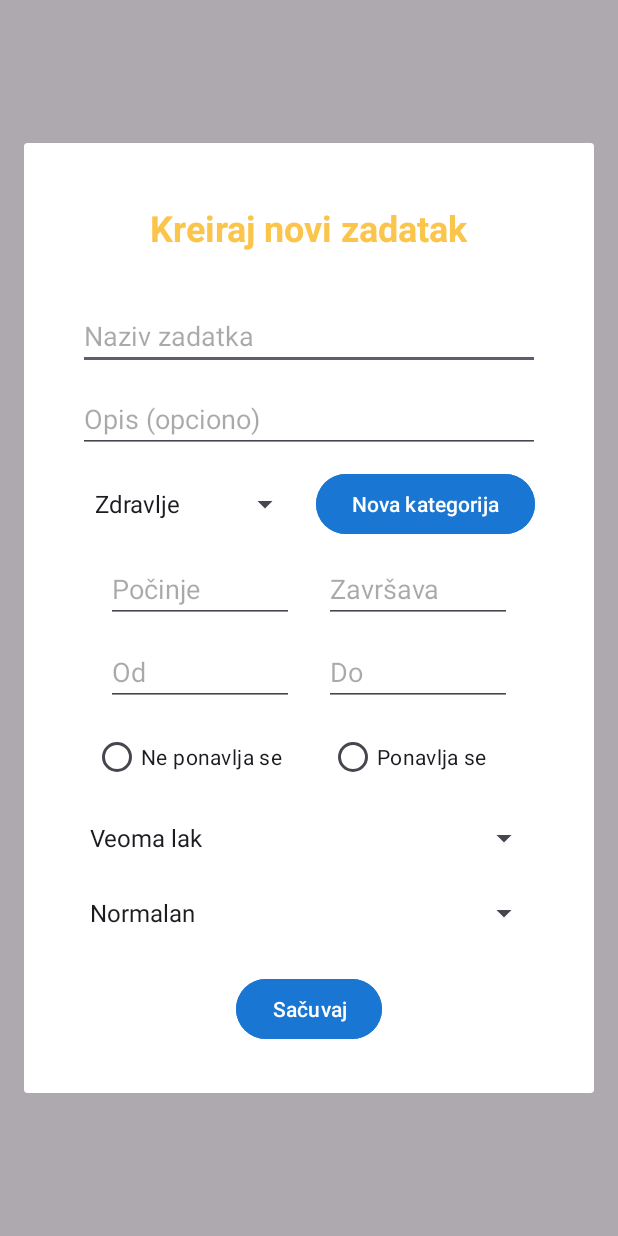
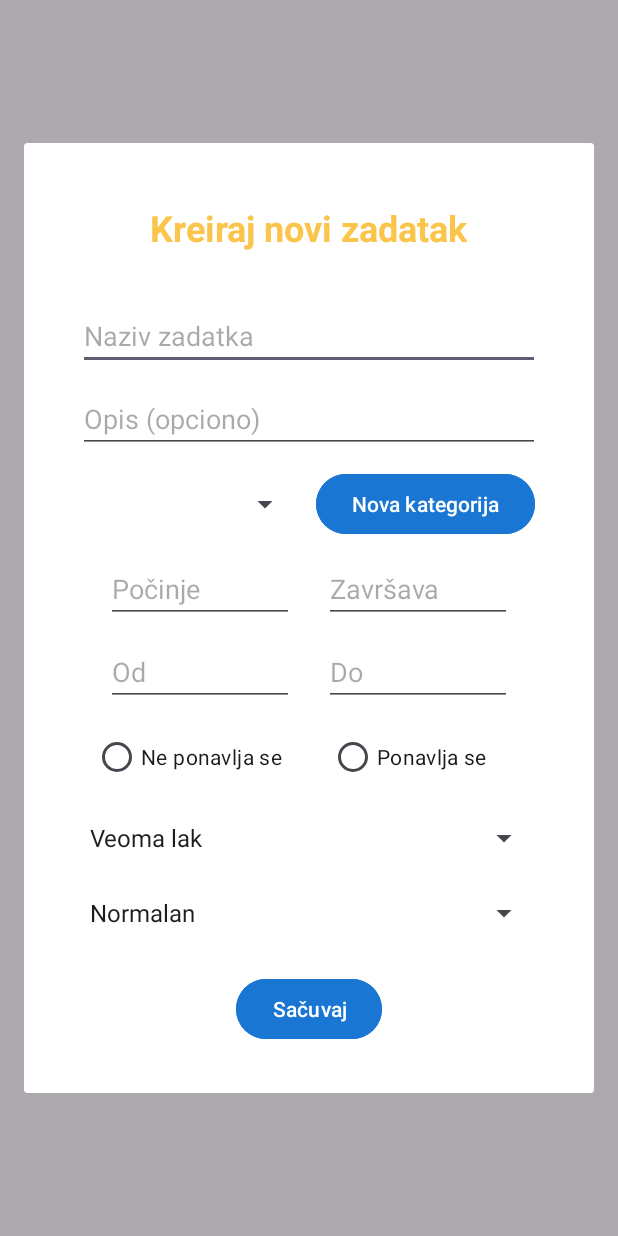
Before and after one commit to marko-kosarac/habits-adventure-mobile-app, an Android app: the fragment AddEditTaskFragment shown on its own in the app's theme, after a tap on "Sačuvaj", on a phone screen of 412 x 824 dp. Run offline under Robolectric (Android 15) with nearby library versions, the light colour scheme and no system bars; our stand-ins replace Firebase (no records; nobody signed in at launch, a user with empty details on screens opened directly); libraries missing offline, so code that uses them is left out: org.checkerframework.checker; 2 statements that could not run were skipped.

Commit message:
Fixed category representation

```diff
--- a/app/src/main/java/com/example/mobilnaaplikacija/adapters/TaskListAdapter.java
+++ b/app/src/main/java/com/example/mobilnaaplikacija/adapters/TaskListAdapter.java
@@ -1,6 +1,5 @@
 package com.example.mobilnaaplikacija.adapters;
 
-import android.content.res.ColorStateList;
 import android.view.LayoutInflater;
 import android.view.View;
 import android.view.ViewGroup;
--- a/app/src/main/java/com/example/mobilnaaplikacija/fragments/task/AddEditTaskFragment.java
+++ b/app/src/main/java/com/example/mobilnaaplikacija/fragments/task/AddEditTaskFragment.java
@@ -19,12 +19,14 @@ import android.widget.Toast;
 import com.example.mobilnaaplikacija.R;
 import com.example.mobilnaaplikacija.databinding.DialogAddEditTaskBinding;
 import com.example.mobilnaaplikacija.fragments.category.AddEditCategoryFragment;
+import com.example.mobilnaaplikacija.model.Category;
 import com.example.mobilnaaplikacija.model.DifficultyType;
 import com.example.mobilnaaplikacija.model.FrequencyType;
 import com.example.mobilnaaplikacija.model.ImportanceType;
 import com.example.mobilnaaplikacija.model.StatusType;
 import com.example.mobilnaaplikacija.model.Task;
 import com.example.mobilnaaplikacija.model.UnitType;
+import com.example.mobilnaaplikacija.services.CategoryService;
 import com.example.mobilnaaplikacija.services.TaskService;
 import com.example.mobilnaaplikacija.services.UserService;
 
@@ -39,9 +41,12 @@ public class AddEditTaskFragment extends DialogFragment {
     private DialogAddEditTaskBinding binding;
     private TaskService taskService;
     private UserService userService;
+    private CategoryService categoryService;
     private boolean isEditing, areDatesValid, isTimeValid;
     private Task taskToUpdate;
     private Long startMillis = -1L, endMillis = -1L;
+    private ArrayList<String> categoryNames;
+    private ArrayList<String> categoryIds;
 
     @Override
     public void onStart() {
@@ -58,14 +63,17 @@ public class AddEditTaskFragment extends DialogFragment {
     public View onCreateView(@NonNull LayoutInflater inflater, ViewGroup container,
                              Bundle savedInstanceState) {
         binding = DialogAddEditTaskBinding.inflate(inflater, container, false);
+        taskService = new TaskService(requireContext());
+        userService = new UserService();
+        categoryService = new CategoryService(getContext());
+        categoryNames = new ArrayList<>();
+        categoryIds = new ArrayList<>();
         return binding.getRoot();
     }
 
     @Override
     public void onViewCreated(@NonNull View view, @Nullable Bundle savedInstanceState) {
         super.onViewCreated(view, savedInstanceState);
-        taskService = new TaskService(requireContext());
-        userService = new UserService();
 
         isEditing = false;
         areDatesValid = true;
@@ -132,8 +140,14 @@ public class AddEditTaskFragment extends DialogFragment {
         }
     }
     private void setupSpinners(){
-        String[] categoryTypes = {"Zdravlje", "Učenje", "Zabava", "Sređivanje", "Sport", "Posao", "Porodica"};
-        ArrayAdapter<String> categoryAdapter = new ArrayAdapter<>(requireContext(), android.R.layout.simple_spinner_dropdown_item, categoryTypes);
+        ArrayList<Category> categories = new ArrayList<>(categoryService.getCategories());
+
+        for (Category c : categories) {
+            categoryNames.add(c.getName());
+            categoryIds.add(c.getId());
+        }
+
+        ArrayAdapter<String> categoryAdapter = new ArrayAdapter<String>(requireContext(), android.R.layout.simple_spinner_dropdown_item, categoryNames);
         categoryAdapter.setDropDownViewResource(android.R.layout.simple_spinner_dropdown_item);
         binding.spinnerCategory.setAdapter(categoryAdapter);
 
@@ -382,7 +396,8 @@ public class AddEditTaskFragment extends DialogFragment {
             //Polja novog/izmijenjenog zadatka
             String name = binding.etTaskName.getText().toString();
             String description = binding.etTaskDescription.getText().toString();
-            String category = binding.spinnerCategory.getSelectedItem().toString();
+            int categoryPos = binding.spinnerCategory.getSelectedItemPosition();
+            String category = categoryIds.get(categoryPos);
             boolean isRepeating = binding.rbRepeat.isChecked();
             boolean isOneTime = binding.rbOneTime.isChecked();
             FrequencyType frequency = isRepeating ? FrequencyType.PONAVLJAJUCI : FrequencyType.JEDNOKRATAN;
@@ -427,7 +442,7 @@ public class AddEditTaskFragment extends DialogFragment {
             }
             task.setName(name);
             task.setDescription(description);
-            task.setCategoryId("-1"); //TODO set categoryId
+            task.setCategoryId(category);
             task.setFrequency(frequency);
             if (isEditing)
                 task.setStatus((StatusType)binding.spinnerStatus.getSelectedItem());
--- a/app/src/main/java/com/example/mobilnaaplikacija/fragments/task/DetailTaskFragment.java
+++ b/app/src/main/java/com/example/mobilnaaplikacija/fragments/task/DetailTaskFragment.java
@@ -56,6 +56,7 @@ public class DetailTaskFragment extends DialogFragment {
             Category category = categoryService.getCategoryById(selectedTask.getCategoryId());
             String categoryName = (category == null) ? "Nema kategoriju" : category.getName();
             binding.tvTaskCategory.setText(categoryName);
+            binding.tvTaskCategory.setTextColor(category.getColor());
             binding.tvTaskStatus.setText(selectedTask.getStatus() == null ? "" : selectedTask.getStatus().getDisplayName());
             parseMillisToDateTime(selectedTask);
             binding.recurringFields.setVisibility(selectedTask.getFrequency() == FrequencyType.PONAVLJAJUCI ? View.VISIBLE : View.GONE);
--- a/app/src/main/java/com/example/mobilnaaplikacija/services/TaskService.java
+++ b/app/src/main/java/com/example/mobilnaaplikacija/services/TaskService.java
@@ -45,8 +45,8 @@ public class TaskService {
         if (name.isEmpty()) return "Unesite naziv zadatka!";
         if (category.isEmpty()) return "Izaberite kategoriju zadatka!";
         if (startDate.isEmpty()) return "Izaberite datum početka!";
+        if (endDate.isEmpty()) return "Izaberite datum završetka!";
         if (startTime.isEmpty()) return "Izaberite vreme početka!";
-        if (endDate.isEmpty()) return "Izaberite datum završetka!";
         if (endTime.isEmpty()) return "Izaberite vreme završetka!";
         if (startMillis != -1L && endMillis != -1L && endMillis < startMillis) {
             return "Vreme završetka mora biti nakon početka!";
```
Also changed, not shown: app/src/main/java/com/example/mobilnaaplikacija/adapters/CategoryListAdapter.java (+0 -7 lines), app/src/main/java/com/example/mobilnaaplikacija/fragments/task/TaskListFragment.java (+2 -5 lines).
